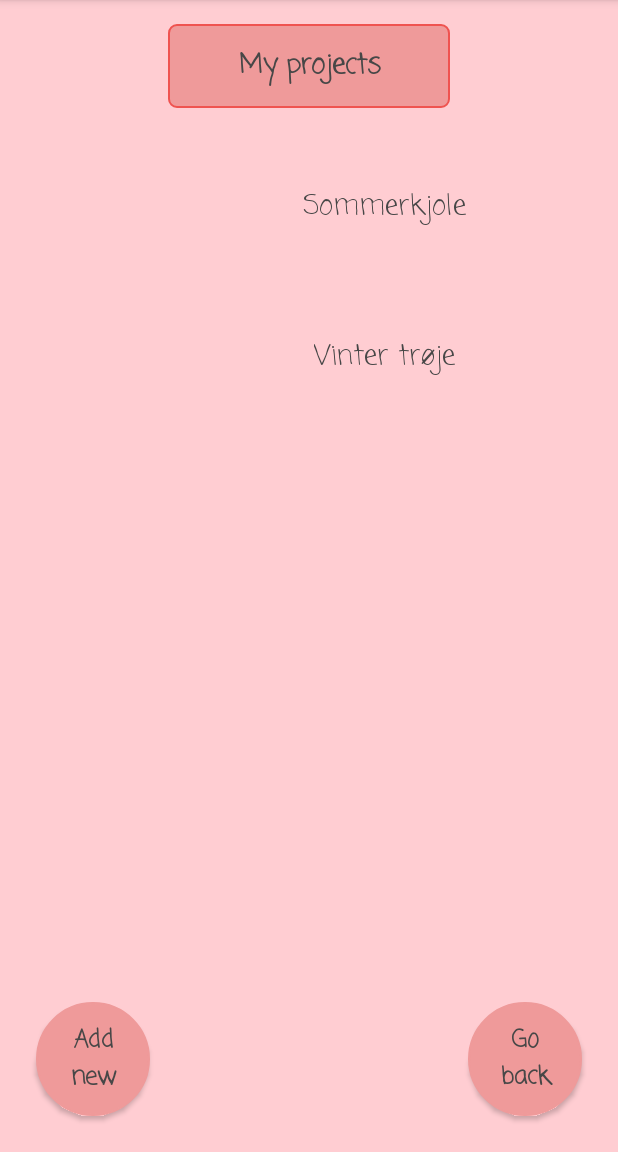
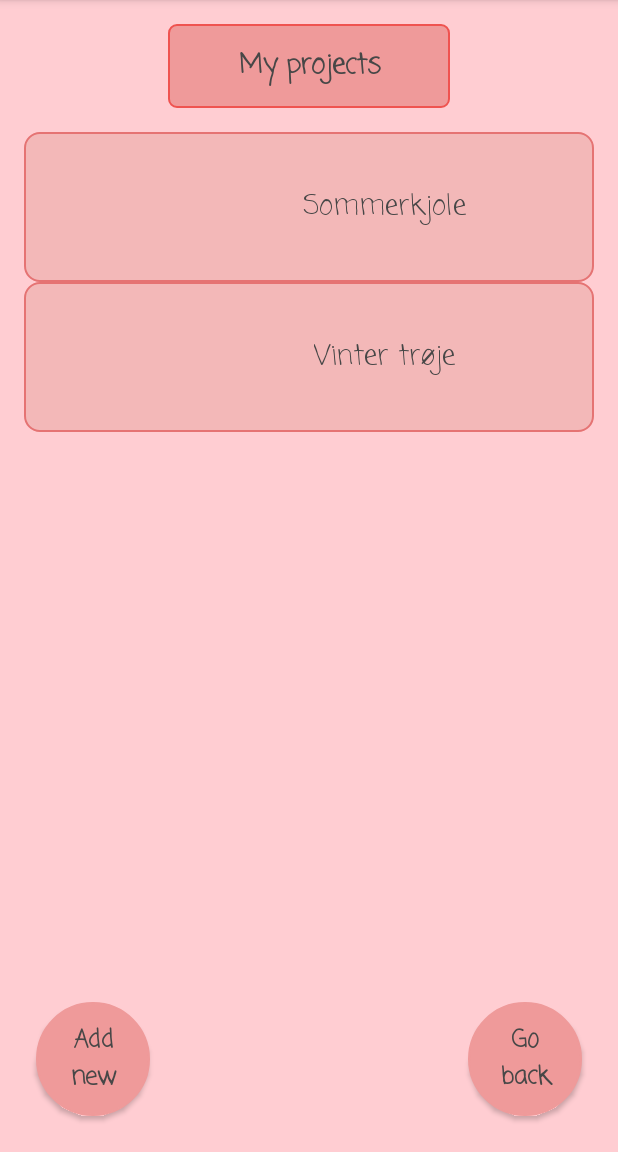
Before and after one commit to Solguden/knittybuddy, an Android app: the ProjectListActivity screen opened directly, with no data from a screen before it, on a phone screen of 412 x 824 dp, the part 84-1236 px from its top. Run offline under Robolectric (Android 15) with nearby library versions, the phone set to English and light mode, and no system bars.

```diff
--- a/app/src/main/java/dk/au/mad21spring/group20/knittybuddy/project/Project.java
+++ b/app/src/main/java/dk/au/mad21spring/group20/knittybuddy/model/Project.java
@@ -1,4 +1,4 @@
-package dk.au.mad21spring.group20.knittybuddy.project;
+package dk.au.mad21spring.group20.knittybuddy.model;
 
 public class Project {
     private String Id;
--- a/app/src/main/java/dk/au/mad21spring/group20/knittybuddy/project/ProjectAdapter.java
+++ b/app/src/main/java/dk/au/mad21spring/group20/knittybuddy/project/ProjectAdapter.java
@@ -13,6 +13,7 @@ import java.util.ArrayList;
 import java.util.List;
 
 import dk.au.mad21spring.group20.knittybuddy.R;
+import dk.au.mad21spring.group20.knittybuddy.model.Project;
 
 //this class is inspired by lecture 3 "ListAndGrid" demo code
 //this class handles the scrolling of projects in the project list
--- a/app/src/main/java/dk/au/mad21spring/group20/knittybuddy/project/ProjectListActivity.java
+++ b/app/src/main/java/dk/au/mad21spring/group20/knittybuddy/project/ProjectListActivity.java
@@ -13,6 +13,7 @@ import java.util.ArrayList;
 import java.util.List;
 
 import dk.au.mad21spring.group20.knittybuddy.R;
+import dk.au.mad21spring.group20.knittybuddy.model.Project;
 
 public class ProjectListActivity extends AppCompatActivity implements ProjectAdapter.IProjectItemClickedListener {
 
--- a/app/src/main/java/dk/au/mad21spring/group20/knittybuddy/project/ViewModel/ProjectDetailViewModel.java
+++ b/app/src/main/java/dk/au/mad21spring/group20/knittybuddy/project/ViewModel/ProjectDetailViewModel.java
@@ -6,7 +6,7 @@ import androidx.annotation.NonNull;
 import androidx.lifecycle.AndroidViewModel;
 import androidx.lifecycle.LiveData;
 
-import dk.au.mad21spring.group20.knittybuddy.project.Project;
+import dk.au.mad21spring.group20.knittybuddy.model.Project;
 
 public class ProjectDetailViewModel extends AndroidViewModel {
 
--- a/app/src/main/java/dk/au/mad21spring/group20/knittybuddy/project/ViewModel/ProjectListViewModel.java
+++ b/app/src/main/java/dk/au/mad21spring/group20/knittybuddy/project/ViewModel/ProjectListViewModel.java
@@ -8,7 +8,7 @@ import androidx.lifecycle.MutableLiveData;
 
 import java.util.ArrayList;
 
-import dk.au.mad21spring.group20.knittybuddy.project.Project;
+import dk.au.mad21spring.group20.knittybuddy.model.Project;
 
 
 public class ProjectListViewModel extends AndroidViewModel {
--- /dev/null
+++ b/app/src/main/java/dk/au/mad21spring/group20/knittybuddy/project/fragment/ProjectDetailsFragment.java
@@ -0,0 +1,4 @@
+package dk.au.mad21spring.group20.knittybuddy.project.fragment;
+
+public class ProjectDetailsFragment {
+}
--- /dev/null
+++ b/app/src/main/java/dk/au/mad21spring/group20/knittybuddy/project/fragment/ProjectListFragment.java
@@ -0,0 +1,4 @@
+package dk.au.mad21spring.group20.knittybuddy.project.fragment;
+
+public class ProjectListFragment {
+}
--- /dev/null
+++ b/app/src/main/res/drawable-v24/rounded_squared_shape_listitem.xml
@@ -0,0 +1,8 @@
+<?xml version="1.0" encoding="utf-8"?>
+<shape xmlns:android="http://schemas.android.com/apk/res/android"
+    android:shape="rectangle">
+
+    <solid android:color="@color/backgroundHeader"/>
+    <corners android:radius="10dp"/>
+    <stroke android:color="@color/outlinerLight" android:width="2px"/>
+</shape>
--- a/app/src/main/res/layout/project_list_item.xml
+++ b/app/src/main/res/layout/project_list_item.xml
@@ -4,8 +4,7 @@
     xmlns:tools="http://schemas.android.com/tools"
     android:layout_width="match_parent"
     android:layout_height="wrap_content"
-    android:background="@color/background">
-
+    android:background="@drawable/rounded_squared_shape_listitem">
 
     <TextView
         android:id="@+id/projectNameListItemtxt"
```
Also changed, not shown: app/src/main/java/dk/au/mad21spring/group20/knittybuddy/project/ProjectDetailsActivity.java (+38 -2 lines), app/src/main/java/dk/au/mad21spring/group20/knittybuddy/project/ViewModel/ProjectEditViewModel.java (deleted, +0 -32 lines).
